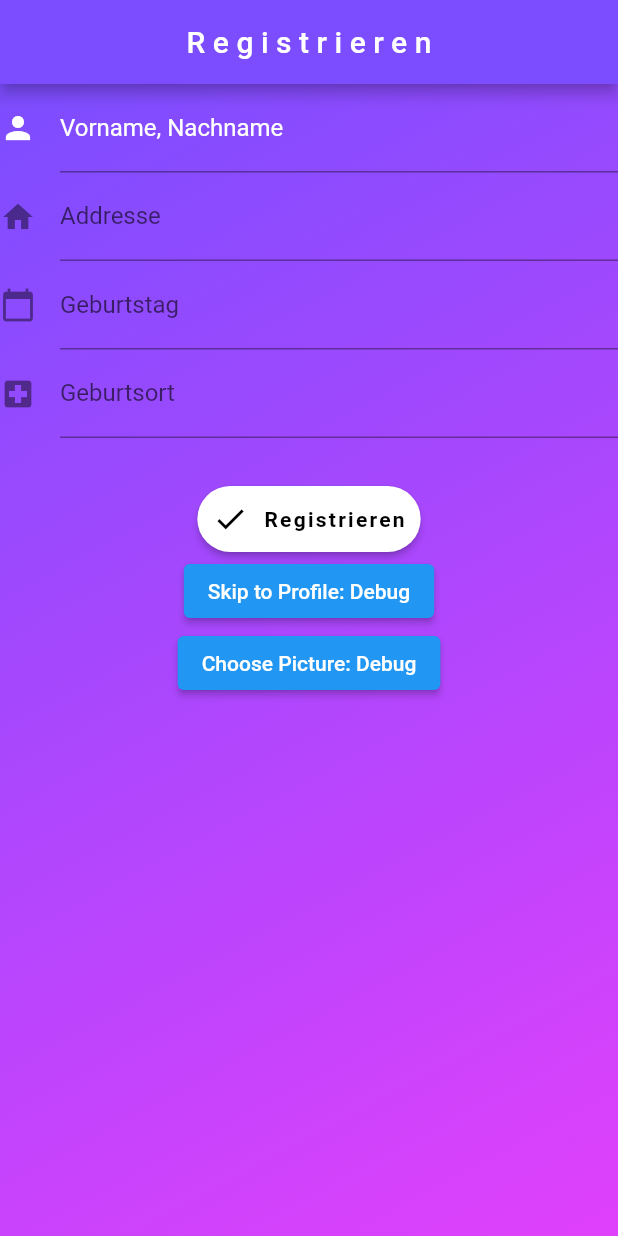
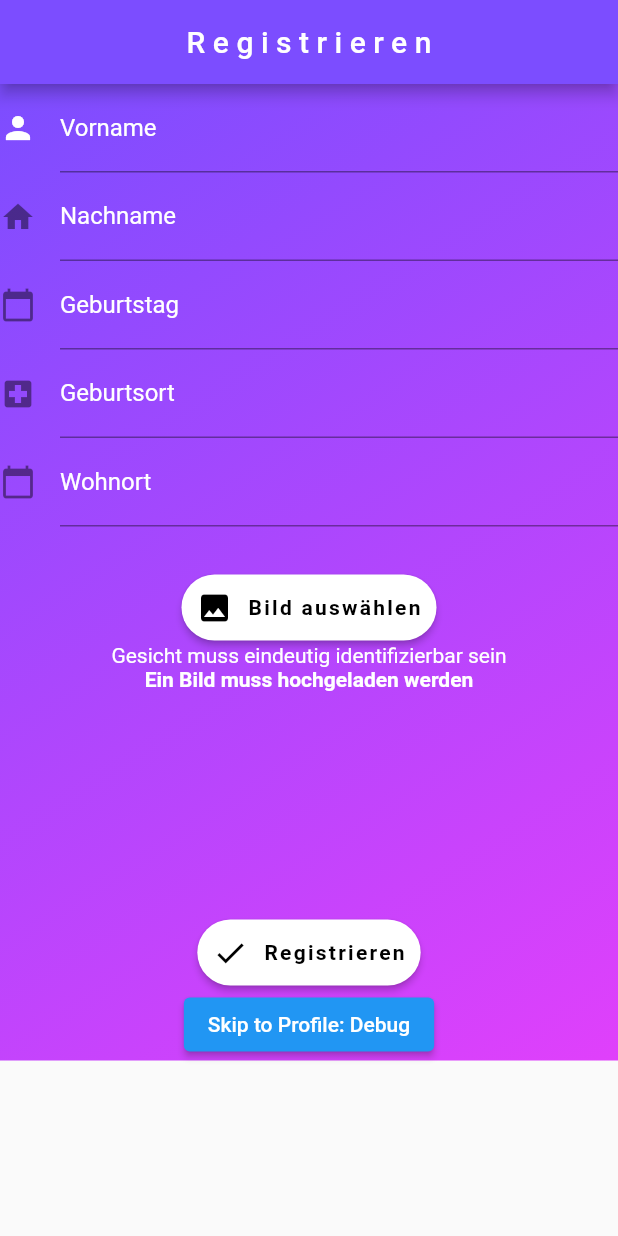
Before and after one commit to wavyje/iota_flutter, a Flutter app: the screen it shows after launch, after a tap on "Anmeldung für Benutzer", on a phone screen of 412 x 824 dp. Run offline on Flutter 3.47's test engine with Material 2 defaults, Android fonts, the phone set to English and light mode, and no system bars; our stand-ins replace image_picker, qr_flutter, shared_preferences; missing offline and left inert: qr_code_scanner; network calls fail.

Commit message:
-reworked CuttomForm input -reworked loading animation -reworked qr page and office certificateUpload

```diff
--- a/lib/CustomForm.dart
+++ b/lib/CustomForm.dart
@@ -12,7 +12,7 @@ import './imagePicker.dart';
 import './Buttons.dart';
 import './loading_screen.dart';
 
-// Define a custom Form widget.
+
 class MyCustomForm extends StatefulWidget {
   @override
   MyCustomFormState createState() {
@@ -21,20 +21,17 @@ class MyCustomForm extends StatefulWidget {
 }
 
 
-// Define a corresponding State class.
-// This class holds data related to the form.
 class MyCustomFormState extends State<MyCustomForm> {
-  // Create a global key that uniquely identifies the Form widget
-  // and allows validation of the form.
-  //
-  // Note: This is a `GlobalKey<FormState>`,
-  // not a GlobalKey<MyCustomFormState>.
+
   final _formKey = GlobalKey<FormState>();
 
-  TextEditingController name = TextEditingController();
-  TextEditingController address = TextEditingController();
+  bool image = false;
+
+  TextEditingController firstName = TextEditingController();
+  TextEditingController lastName = TextEditingController();
   TextEditingController birthday = TextEditingController();
   TextEditingController birthplace = TextEditingController();
+  TextEditingController address = TextEditingController();
 
 
   @override
@@ -46,55 +43,80 @@ class MyCustomFormState extends State<MyCustomForm> {
         children: <Widget>[
           TextFormField(decoration: const InputDecoration(
             icon: Icon(Icons.person, color: Colors.white,),
-            labelText: 'Vorname, Nachname', labelStyle: TextStyle(color: Colors.white),
+            labelText: 'Vorname', labelStyle: TextStyle(color: Colors.white),
             fillColor: Colors.white,
             focusColor: Colors.white
           ),
             cursorColor: Colors.white,
-            controller: name,
+            controller: firstName,
             // The validator receives the text that the user has entered.
             validator: (value) {
               if (value == null || value.isEmpty) {
-                return 'Please enter some text';
+                return 'Pflichtfeld';
               }
               return null;
             },
           ),
           TextFormField(decoration: const InputDecoration(
             icon: Icon(Icons.home),
-            labelText: 'Addresse',
+            labelText: 'Nachname', labelStyle: TextStyle(color: Colors.white),
+            fillColor: Colors.white,
+            focusColor: Colors.white
           ),
-            controller: address,
+            cursorColor: Colors.white,
+            controller: lastName,
             // The validator receives the text that the user has entered.
             validator: (value) {
               if (value == null || value.isEmpty) {
-                return 'Please enter some text';
+                return 'Pflichtfeld';
               }
               return null;
             },
           ),
           TextFormField(decoration: const InputDecoration(
             icon: Icon(Icons.calendar_today),
-            labelText: 'Geburtstag',
+            labelText: 'Geburtstag',labelStyle: TextStyle(color: Colors.white),
+              fillColor: Colors.white,
+              focusColor: Colors.white
           ),
+            cursorColor: Colors.white,
             controller: birthday,
             // The validator receives the text that the user has entered.
             validator: (value) {
               if (value == null || value.isEmpty) {
-                return 'Please enter some text';
+                return 'Pflichtfeld';
               }
               return null;
             },
           ),
           TextFormField(decoration: const InputDecoration(
             icon: Icon(Icons.local_hospital),
-            labelText: 'Geburtsort',
+            labelText: 'Geburtsort',labelStyle: TextStyle(color: Colors.white),
+              fillColor: Colors.white,
+              focusColor: Colors.white
           ),
+            cursorColor: Colors.white,
             controller: birthplace,
             // The validator receives the text that the user has entered.
             validator: (value) {
               if (value == null || value.isEmpty) {
-                return 'Please enter some text';
+                return 'Pflichtfeld';
+              }
+              return null;
+            },
+          ),
+          TextFormField(decoration: const InputDecoration(
+            icon: Icon(Icons.calendar_today),
+            labelText: 'Wohnort',labelStyle: TextStyle(color: Colors.white),
+              fillColor: Colors.white,
+              focusColor: Colors.white
+          ),
+            cursorColor: Colors.white,
+            controller: address,
+            // The validator receives the text that the user has entered.
+            validator: (value) {
+              if (value == null || value.isEmpty) {
+                return 'Pflichtfeld';
               }
               return null;
             },
@@ -104,13 +126,24 @@ class MyCustomFormState extends State<MyCustomForm> {
           ),
           CustomButton(
             onPressed: () {
+              getImage(ImageSource.gallery).then((value) => image = value);
+            },
+            buttonText: "Bild auswählen",
+            icon: Icons.image
+          ),
+          Text("Gesicht muss eindeutig identifizierbar sein", style: TextStyle(color: Colors.white),),
+          if(!image)
+            Text("Ein Bild muss hochgeladen werden", style: TextStyle(color: Colors.white, fontWeight: FontWeight.bold),),
+          Container(
+            margin: EdgeInsets.only(left: 0, right: 0, top: 150, bottom: 0),
+          ),
+          CustomButton(
+            onPressed: () {
               // Validate returns true if the form is valid, or false otherwise.
-              if (_formKey.currentState!.validate()) {
-                // If the form is valid, display a snackbar. In the real world,
-                // you'd often call a server or save the information in a database.
+              if (_formKey.currentState!.validate() ) {
                 ScaffoldMessenger.of(context)
                     .showSnackBar(SnackBar(content: Text('Processing Data')));
-                saveData(name.text, address.text, birthday.text, birthplace.text);
+                saveData(firstName.text, lastName.text, birthday.text, birthplace.text, address.text);
                 Navigator.push(
                   context,
                   MaterialPageRoute(builder: (context) => UserMenu()),
@@ -122,6 +155,7 @@ class MyCustomFormState extends State<MyCustomForm> {
           ),
           ElevatedButton(
             onPressed: () {
+
               Navigator.push(
               context,
               MaterialPageRoute(builder: (context) => UserMenu()),
@@ -129,12 +163,7 @@ class MyCustomFormState extends State<MyCustomForm> {
             },
             child: Text('Skip to Profile: Debug'),
           ),
-          ElevatedButton(
-            onPressed: () {
-              getImage(ImageSource.gallery);
-            },
-            child: Text('Choose Picture: Debug'),
-          ),
+
           // Add TextFormFields and ElevatedButton here.
         ],
       ),
@@ -158,11 +187,12 @@ Future<http.Response> createAlbum(String name, String address, String birthday,
   );
 }
 
-Future<File> saveData(String name, String address, String birthday, String birthplace) async{
-  Map json = {'name': name,
-              'address': address,
+Future<File> saveData(String firstName, String lastName, String birthday, String birthplace, String address) async{
+  Map json = {'firstName': firstName,
+              'lastName': lastName,
               'birthday': birthday,
-              'birthplace': birthplace};
+              'birthplace': birthplace,
+              'address': address};
 
   print("Input:");
   print(json);
--- a/lib/DataInput.dart
+++ b/lib/DataInput.dart
@@ -16,7 +16,10 @@ class DataInput extends StatelessWidget {
           ),
           centerTitle: true,
         ),
-        body: Container(
+
+        body:
+        new ListView(
+        children: <Widget>[ Container(
           alignment: Alignment.center,
           decoration: BoxDecoration(
             gradient: LinearGradient(
@@ -32,9 +35,13 @@ class DataInput extends StatelessWidget {
           ),
         child: Column(
           children: <Widget>[
-            MyCustomForm(),
+
+              MyCustomForm(),
+
           ],
         ),
+      ),
+          ]
       ),
       ),
     );
--- a/lib/imagePicker.dart
+++ b/lib/imagePicker.dart
@@ -5,7 +5,7 @@ import 'package:image_picker/image_picker.dart';
 import 'package:path_provider/path_provider.dart';
 import 'package:shared_preferences/shared_preferences.dart';
 
-Future getImage(ImageSource imageSource) async {
+Future<bool> getImage(ImageSource imageSource) async {
 
   final ImagePicker _picker = new ImagePicker();
 
@@ -13,7 +13,7 @@ Future getImage(ImageSource imageSource) async {
   final PickedFile? image = await _picker.getImage(source: imageSource);
 
   if(image == null) {
-    return;
+    return false;
   }
 
 final file = await _localFile;
@@ -31,6 +31,8 @@ final file = await _localFile;
   print("");
   print("");
   print(tmpFile.path);
+
+  return true;
 }
 
 //TODO: REMOVE
--- a/lib/loggedinprostitute.dart
+++ b/lib/loggedinprostitute.dart
@@ -1,5 +1,6 @@
 import 'package:flutter/cupertino.dart';
 import 'package:flutter/material.dart';
+import 'package:flutter/services.dart';
 import 'package:shared_preferences/shared_preferences.dart';
 
 import 'package:image_picker/image_picker.dart';
@@ -8,6 +9,7 @@ import './imagePicker.dart';
 import './Buttons.dart';
 import './profile_page.dart';
 import './qr_page.dart';
+import './loading_screen.dart';
 
 class UserMenu extends StatefulWidget {
   @override
@@ -79,7 +81,7 @@ class _UserMenuState extends State<UserMenu> {
             margin: EdgeInsets.only(left:0, top:30, right:0, bottom:0),
           ),
           ConstrainedBox(constraints: BoxConstraints.tightFor(width: 195),
-            child: CustomButton(onPressed: () => null, buttonText: "Zertifikate", icon: Icons.badge_outlined),
+            child: CustomButton(onPressed: () { Navigator.push(context, MaterialPageRoute(builder: (context) => LoadingScreen())); }, buttonText: "Zertifikate", icon: Icons.badge_outlined),
           ),
           Container(
             margin: EdgeInsets.only(left:0, top:100, right:0, bottom:0),
--- a/lib/websocket_test.dart
+++ b/lib/websocket_test.dart
@@ -41,7 +41,7 @@ class _WsState extends State<WsPage> {
                 //return Text(snapshot.hasData ? '${snapshot.data}' : '');
                 if('${snapshot.data}' == 'hallo') {
                   Future.delayed(Duration.zero, () async {
-                  onLoading(context);
+                  //onLoading(context);
                   });
                 }
                 return Text(snapshot.hasData ? '${snapshot.data}' : '');
--- a/pubspec.yaml
+++ b/pubspec.yaml
@@ -59,6 +59,7 @@ flutter:
   assets:
     - assets/images/IOTA_Spawn.gif
     - assets/images/pngaaa.com-1363795.png
+    - assets/images/check.png
 
   # An image asset can refer to one or more resolution-specific "variants", see
   # https://flutter.dev/assets-and-images/#resolution-aware.
```
Also changed, not shown: lib/certificate_upload.dart (+86 -57 lines), lib/loading_screen.dart (+47 -7 lines), lib/profile_page.dart (+25 -14 lines), lib/qr_page.dart (+69 -24 lines), assets/images/check.png (added).
